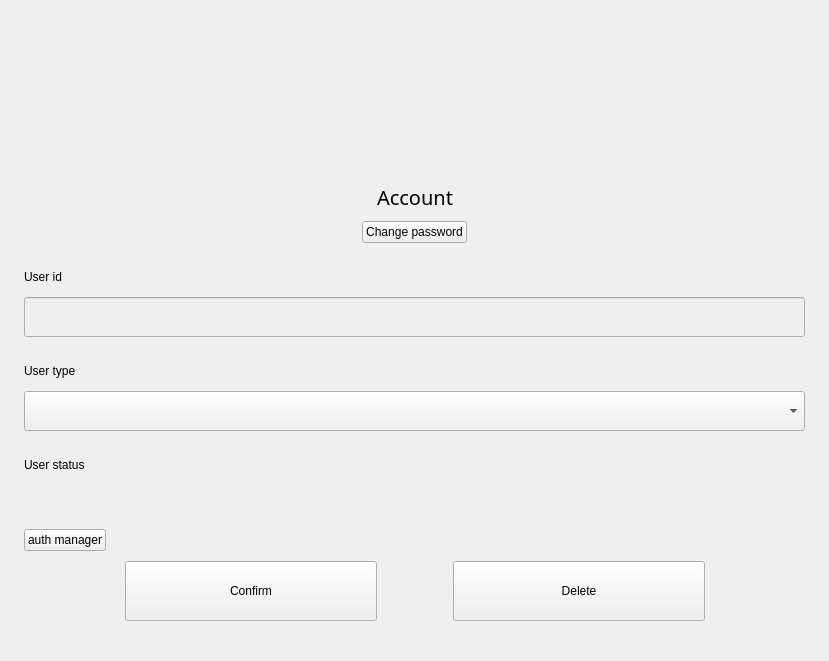
Above: src/pages/user-info-page/user-info-page.ui from openeuler-mirror/kiran-control-panel before the change. Below: the same form after it.
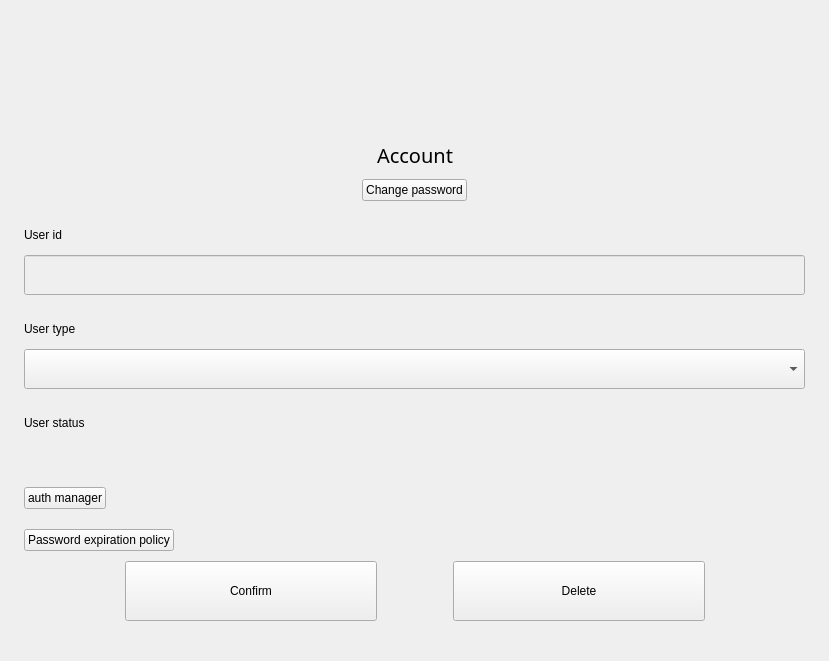
That is the form after the change. Custom widgets are drawn as their Qt base class.

Commit message:
feature(passwd expiration policy): add passwd expiration policy page
添加密码过期策略页

Closes 42483

```diff
--- a/src/pages/user-info-page/user-info-page.ui
+++ b/src/pages/user-info-page/user-info-page.ui
@@ -445,6 +445,39 @@
          </property>
         </spacer>
        </item>
+       <item>
+        <layout class="QHBoxLayout" name="horizontalLayout">
+         <property name="spacing">
+          <number>0</number>
+         </property>
+         <property name="topMargin">
+          <number>10</number>
+         </property>
+         <property name="bottomMargin">
+          <number>10</number>
+         </property>
+         <item>
+          <widget class="QPushButton" name="btn_passwdExpirationPolicy">
+           <property name="text">
+            <string>Password expiration policy</string>
+           </property>
+          </widget>
+         </item>
+         <item>
+          <spacer name="horizontalSpacer_18">
+           <property name="orientation">
+            <enum>Qt::Horizontal</enum>
+           </property>
+           <property name="sizeHint" stdset="0">
+            <size>
+             <width>40</width>
+             <height>20</height>
+            </size>
+           </property>
+          </spacer>
+         </item>
+        </layout>
+       </item>
        <item>
         <layout class="QHBoxLayout" name="userInfo_row_10">
          <property name="spacing">
```
The commit also changes 11 other files.
